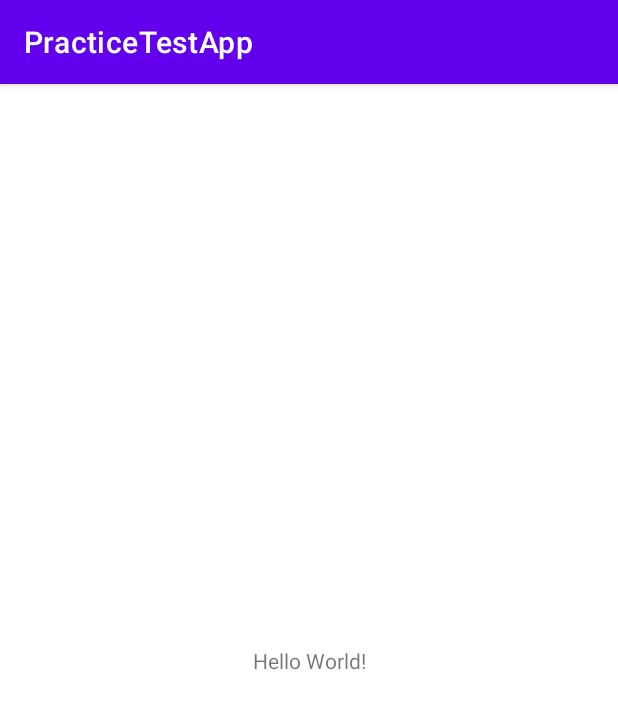
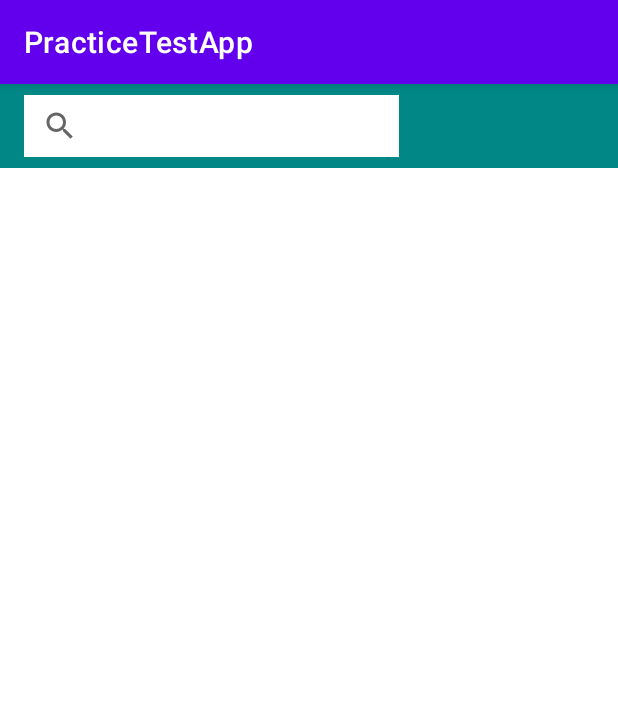
Before and after one commit to david0352721/PracticeApp, an Android app: the screen it shows after launch (MainActivity), on a phone screen of 412 x 824 dp. Shown: the top 709 px of the screen. Run offline under Robolectric (Android 15) with nearby library versions, the phone set to English and light mode, and no system bars.

Commit message:
新增側滑選單UI

```diff
--- a/app/src/main/java/com/example/practicetestapp/MainActivity.java
+++ b/app/src/main/java/com/example/practicetestapp/MainActivity.java
@@ -1,14 +1,28 @@
 package com.example.practicetestapp;
 
+import androidx.appcompat.app.ActionBarDrawerToggle;
 import androidx.appcompat.app.AppCompatActivity;
+import androidx.appcompat.widget.SearchView;
+import androidx.appcompat.widget.Toolbar;
+import androidx.drawerlayout.widget.DrawerLayout;
 
 import android.os.Bundle;
 
 public class MainActivity extends AppCompatActivity {
 
+    Toolbar main_toolbar;
+    SearchView main_searchView;
+    DrawerLayout main_drawer;
+    ActionBarDrawerToggle actionBarDrawerToggle;
+
     @Override
     protected void onCreate(Bundle savedInstanceState) {
         super.onCreate(savedInstanceState);
         setContentView(R.layout.activity_main);
+
+        main_toolbar = findViewById(R.id.main_toolbar);
+        main_searchView = findViewById(R.id.main_searchView);
+        main_drawer = findViewById(R.id.main_drawer);
+
     }
 }
--- a/app/src/main/res/layout/activity_main.xml
+++ b/app/src/main/res/layout/activity_main.xml
@@ -1,18 +1,37 @@
 <?xml version="1.0" encoding="utf-8"?>
-<androidx.constraintlayout.widget.ConstraintLayout xmlns:android="http://schemas.android.com/apk/res/android"
+<androidx.constraintlayout.widget.ConstraintLayout
+    xmlns:android="http://schemas.android.com/apk/res/android"
     xmlns:app="http://schemas.android.com/apk/res-auto"
     xmlns:tools="http://schemas.android.com/tools"
     android:layout_width="match_parent"
     android:layout_height="match_parent"
     tools:context=".MainActivity">
 
-    <TextView
-        android:layout_width="wrap_content"
-        android:layout_height="wrap_content"
-        android:text="Hello World!"
-        app:layout_constraintBottom_toBottomOf="parent"
+    <androidx.appcompat.widget.Toolbar
+        android:layout_width="match_parent"
+        android:layout_height="?attr/actionBarSize"
+        android:id="@+id/main_toolbar"
+        android:background="@color/teal_700"
         app:layout_constraintLeft_toLeftOf="parent"
         app:layout_constraintRight_toRightOf="parent"
-        app:layout_constraintTop_toTopOf="parent" />
+        app:layout_constraintTop_toTopOf="parent">
+
+        <androidx.appcompat.widget.SearchView
+            android:layout_width="250dp"
+            android:layout_height="wrap_content"
+            android:id="@+id/main_searchView"
+            android:layout_marginVertical="7dp"
+            android:background="@color/white"/>
+
+    </androidx.appcompat.widget.Toolbar>
+
+    <androidx.drawerlayout.widget.DrawerLayout
+        android:layout_width="0dp"
+        android:layout_height="0dp"
+        android:id="@+id/main_drawer"
+        app:layout_constraintLeft_toLeftOf="parent"
+        app:layout_constraintRight_toRightOf="parent"
+        app:layout_constraintTop_toBottomOf="@id/main_toolbar"
+        app:layout_constraintBottom_toBottomOf="parent" />
 
 </androidx.constraintlayout.widget.ConstraintLayout>
```
